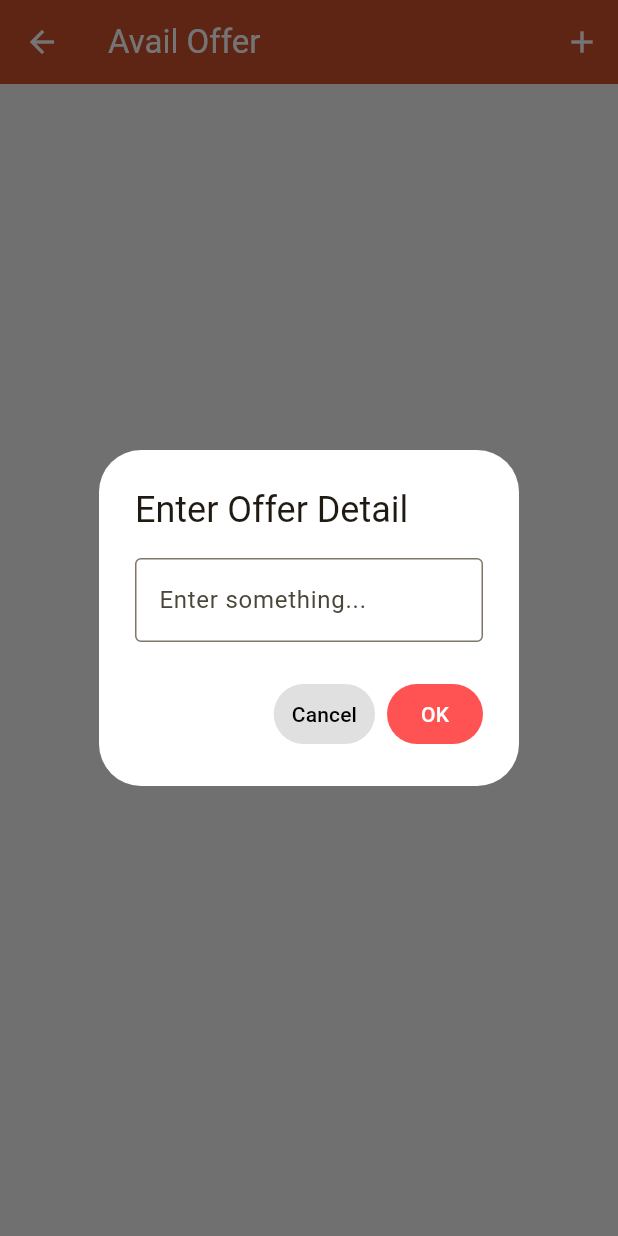
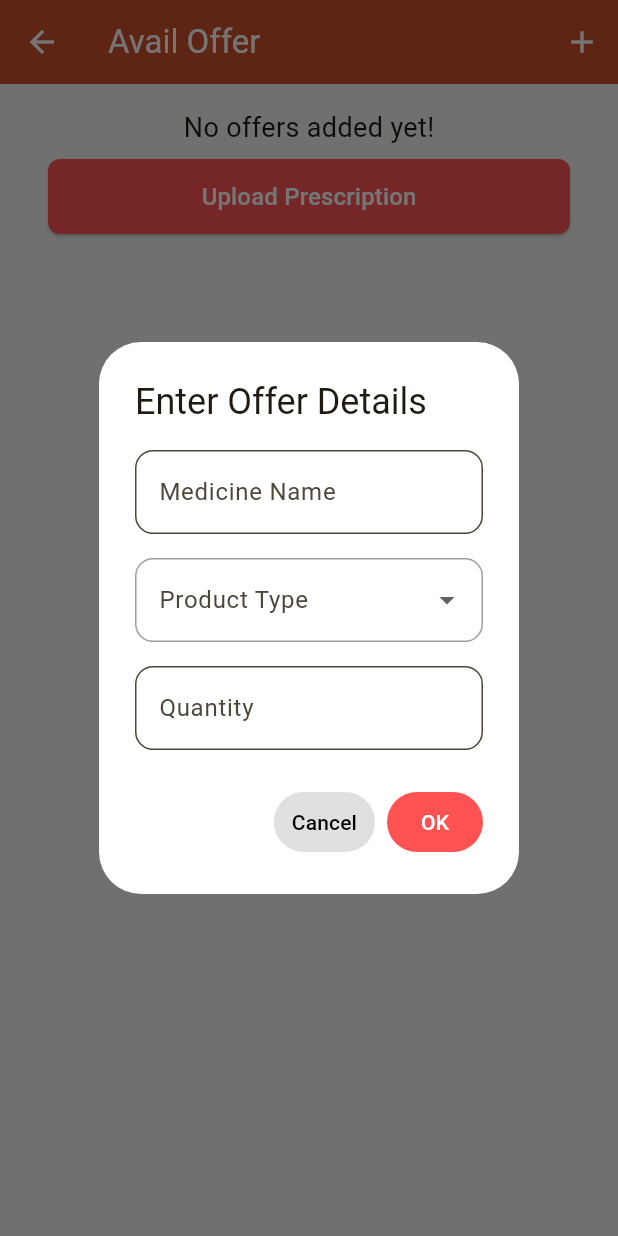
Before and after one commit to KRCodingCaffeine/MPMFlutterApp, a Flutter app: the AvailOfferPage screen opened directly, after a tap on the "add" icon, on a phone screen of 412 x 824 dp. Run offline on Flutter 3.47's test engine with Material 3 defaults, Android fonts, the phone set to English and light mode, and no system bars; our stand-ins replace audioplayers, device_info_plus, device_preview, dio, easy_stepper, firebase_core and 12 more; accounts and stored records are empty; Roboto replaces fonts that are missing (Ubuntu-Regular.ttf).

Commit message:
avail_offer

```diff
--- a/lib/view/avail_offer_page.dart
+++ b/lib/view/avail_offer_page.dart
@@ -1,3 +1,4 @@
+import 'dart:io';
 import 'package:flutter/material.dart';
 import 'package:image_picker/image_picker.dart';
 import 'package:mpm/utils/color_helper.dart';
@@ -11,10 +12,9 @@ class AvailOfferPage extends StatefulWidget {
 }
 
 class _AvailOfferPageState extends State<AvailOfferPage> {
-  final List<String> offerList = [];
+  final List<Map<String, String>> offerList = [];
   XFile? selectedImage;
 
-  // Image picker function
   Future<void> pickImage(ImageSource source) async {
     final ImagePicker picker = ImagePicker();
     final XFile? image = await picker.pickImage(source: source);
@@ -26,19 +26,18 @@ class _AvailOfferPageState extends State<AvailOfferPage> {
     }
   }
 
-  // Show bottom sheet to choose between Camera or Gallery
   void showImagePickerOptions(BuildContext context) {
     showModalBottomSheet(
       backgroundColor: Colors.white,
       context: context,
-      shape: RoundedRectangleBorder(
+      shape: const RoundedRectangleBorder(
         borderRadius: BorderRadius.vertical(top: Radius.circular(15)),
       ),
       builder: (BuildContext context) {
         return Wrap(
           children: [
             ListTile(
-              leading: const Icon(Icons.camera_alt, color: Colors.grey),
+              leading: const Icon(Icons.camera_alt, color: Colors.redAccent),
               title: const Text('Take a Picture'),
               onTap: () {
                 Navigator.of(context).pop();
@@ -46,7 +45,7 @@ class _AvailOfferPageState extends State<AvailOfferPage> {
               },
             ),
             ListTile(
-              leading: const Icon(Icons.photo, color: Colors.grey),
+              leading: const Icon(Icons.photo, color: Colors.redAccent),
               title: const Text('Choose from Gallery'),
               onTap: () {
                 Navigator.of(context).pop();
@@ -60,21 +59,74 @@ class _AvailOfferPageState extends State<AvailOfferPage> {
   }
 
   void _showInputDialog() {
-    String tempInput = '';
+    String medicineName = '';
+    String? selectedContainer;
+    String offerQuantity = '';
+    final List<String> containerOptions = ['Box', 'Strips', 'Bottle'];
 
     showDialog(
       context: context,
       builder: (BuildContext context) {
         return AlertDialog(
           backgroundColor: Colors.white,
-          title: const Text('Enter Offer Detail'),
-          content: TextField(
+          title: const Text('Enter Offer Details'),
+          content: SingleChildScrollView(
+            child: Column(
+              mainAxisSize: MainAxisSize.min,
+              children: [
+                TextField(
+                  onChanged: (value) => medicineName = value,
+                  decoration: InputDecoration(
+                    labelText: 'Medicine Name',
+                    filled: true,
+                    fillColor: Colors.white,
+                    border: OutlineInputBorder(
+                      borderRadius: BorderRadius.circular(12),
+                    ),
+                  ),
+                ),
+                const SizedBox(height: 16),
+                DropdownButtonFormField<String>(
+                  decoration: InputDecoration(
+                    labelText: 'Product Type',
+                    filled: true,
+                    fillColor: Colors.white,
+                    border: OutlineInputBorder(
+                      borderRadius: BorderRadius.circular(12),
+                    ),
+                    enabledBorder: OutlineInputBorder(
+                      borderRadius: BorderRadius.circular(12),
+                      borderSide: const BorderSide(color: Colors.grey),
+                    ),
+                  ),
+                  value: selectedContainer,
+                  items: containerOptions.map((String value) {
+                    return DropdownMenuItem<String>(
+                      value: value,
+                      child: Text(value),
+                    );
+                  }).toList(),
                   onChanged: (value) {
-              tempInput = value;
+                    selectedContainer = value;
                   },
-            decoration: const InputDecoration(
-              hintText: 'Enter something...',
-              border: OutlineInputBorder(),
+                  dropdownColor: Colors.white,
+                ),
+                const SizedBox(height: 16),
+                TextField(
+                  keyboardType: TextInputType.number,
+                  onChanged: (value) {
+                    offerQuantity = value;
+                  },
+                  decoration: InputDecoration(
+                    labelText: 'Quantity',
+                    filled: true,
+                    fillColor: Colors.white,
+                    border: OutlineInputBorder(
+                      borderRadius: BorderRadius.circular(12),
+                    ),
+                  ),
+                ),
+              ],
             ),
           ),
           actions: [
@@ -93,12 +145,18 @@ class _AvailOfferPageState extends State<AvailOfferPage> {
               ),
               child: const Text('OK'),
               onPressed: () {
-                if (tempInput.trim().isNotEmpty) {
+                if (medicineName.trim().isNotEmpty &&
+                    selectedContainer != null &&
+                    offerQuantity.trim().isNotEmpty) {
                   setState(() {
-                    offerList.add(tempInput.trim());
+                    offerList.add({
+                      'medicine': medicineName.trim(),
+                      'container': selectedContainer!,
+                      'quantity': offerQuantity,
                     });
+                  });
+                  Navigator.of(context).pop();
                 }
-                Navigator.of(context).pop();
               },
             ),
           ],
@@ -107,13 +165,69 @@ class _AvailOfferPageState extends State<AvailOfferPage> {
     );
   }
 
+  Widget _buildUploadSection() {
+    return Padding(
+      padding: const EdgeInsets.symmetric(horizontal: 16, vertical: 8),
+      child: Column(
+        children: [
+          if (selectedImage != null) ...[
+            Container(
+              decoration: BoxDecoration(
+                border: Border.all(color: Colors.grey.shade300),
+                borderRadius: BorderRadius.circular(8),
+              ),
+              child: ClipRRect(
+                borderRadius: BorderRadius.circular(8),
+                child: Image.file(
+                  File(selectedImage!.path),
+                  width: double.infinity,
+                  height: 200,
+                  fit: BoxFit.cover,
+                ),
+              ),
+            ),
+            const SizedBox(height: 8),
+            TextButton(
+              onPressed: () => setState(() => selectedImage = null),
+              child: const Text(
+                'Remove Prescription',
+                style: TextStyle(color: Colors.red),
+              ),
+            ),
+            const SizedBox(height: 8),
+          ],
+          ElevatedButton(
+            style: ElevatedButton.styleFrom(
+              backgroundColor: Colors.redAccent,
+              foregroundColor: Colors.white,
+              minimumSize: const Size(double.infinity, 50),
+              shape: RoundedRectangleBorder(
+                borderRadius: BorderRadius.circular(8),
+              ),
+            ),
+            onPressed: () => showImagePickerOptions(context),
+            child: Text(
+              selectedImage == null
+                  ? "Upload Prescription"
+                  : "Change Prescription",
+              style: const TextStyle(fontSize: 16),
+            ),
+          ),
+          const SizedBox(height: 8),
+        ],
+      ),
+    );
+  }
+
   @override
   Widget build(BuildContext context) {
     return Scaffold(
       backgroundColor: Colors.grey[100],
       appBar: AppBar(
-        backgroundColor: ColorHelperClass.getColorFromHex(ColorResources.logo_color),
-        title: const Text("Avail Offer", style: TextStyle(color: Colors.white)),
+        backgroundColor:
+        ColorHelperClass.getColorFromHex(ColorResources.logo_color),
+        title:
+        const Text("Avail Offer", style: TextStyle(color: Colors.white)),
         iconTheme: const IconThemeData(color: Colors.white),
         actions: [
           IconButton(
@@ -123,51 +237,51 @@ class _AvailOfferPageState extends State<AvailOfferPage> {
         ],
       ),
       body: offerList.isEmpty
-          ? const Center(
+          ? ListView(
+        padding: const EdgeInsets.all(16),
+        children: [
+          const Center(
             child: Text(
               'No offers added yet!',
               style: TextStyle(fontSize: 18),
             ),
+          ),
+          _buildUploadSection(),
+        ],
       )
           : ListView.builder(
         padding: const EdgeInsets.all(16),
         itemCount: offerList.length + 1,
         itemBuilder: (context, index) {
           if (index < offerList.length) {
+            final offer = offerList[index];
             return Column(
               crossAxisAlignment: CrossAxisAlignment.start,
               children: [
-                ListTile(
-                  title: Row(
-                    children: [
-                      Text('${index + 1}. ',
-                          style: const TextStyle(fontWeight: FontWeight.bold)),
-                      Expanded(child: Text(offerList[index])),
-                    ],
+                Text(
+                  '${index + 1}. Medicine Name: ${offer['medicine']}',
+                  style: const TextStyle(fontSize: 16),
                 ),
+                const SizedBox(height: 4),
+                Text(
+                  '     Product Type: ${offer['container']}',
+                  style: const TextStyle(fontSize: 16),
                 ),
-                const Divider(thickness: 0.5, color: Colors.grey),
+                const SizedBox(height: 4),
+                Text(
+                  '     Quantity: ${offer['quantity']}',
+                  style: const TextStyle(fontSize: 16),
+                ),
+                const SizedBox(height: 12),
+                const Divider(
+                  color: Colors.grey,
+                  thickness: 0.5,
+                  height: 20,
+                ),
               ],
             );
           } else {
-            return Padding(
-              padding: const EdgeInsets.only(top: 8),
-              child: SizedBox(
-                width: double.infinity,
-                child: ElevatedButton(
-                  style: ElevatedButton.styleFrom(
-                    backgroundColor: Colors.redAccent,
-                    foregroundColor: Colors.white,
-                    padding: const EdgeInsets.symmetric(vertical: 14),
-                    shape: RoundedRectangleBorder(
-                      borderRadius: BorderRadius.circular(8),
-                    ),
-                  ),
-                  onPressed: () => showImagePickerOptions(context),
-                  child: const Text("Upload Image", style: TextStyle(fontSize: 16)),
-                ),
-              ),
-            );
+            return _buildUploadSection();
           }
         },
       ),
--- a/lib/view/discount_offer_view.dart
+++ b/lib/view/discount_offer_view.dart
@@ -223,7 +223,7 @@ class _DiscountofferViewState extends State<DiscountofferView> {
                 child: Column(
                   crossAxisAlignment: CrossAxisAlignment.start,
                   children: [
-                    const Text("Filter Offers", style: TextStyle(fontSize: 16)),
+                    const Text("Select Offers", style: TextStyle(fontSize: 16)),
                     const SizedBox(height: 4),
                     Wrap(
                       spacing: 6,
@@ -282,7 +282,7 @@ class _DiscountofferViewState extends State<DiscountofferView> {
             children: [
               Row(
                 children: [
-                  const Text("Filter Offers", style: TextStyle(fontSize: 18, fontWeight: FontWeight.bold)),
+                  const Text("Select Offers", style: TextStyle(fontSize: 18, fontWeight: FontWeight.bold)),
                   const Spacer(),
                   IconButton(
                     icon: const Icon(Icons.close),
```
Lines whose indentation alone changed are shown as unchanged.
